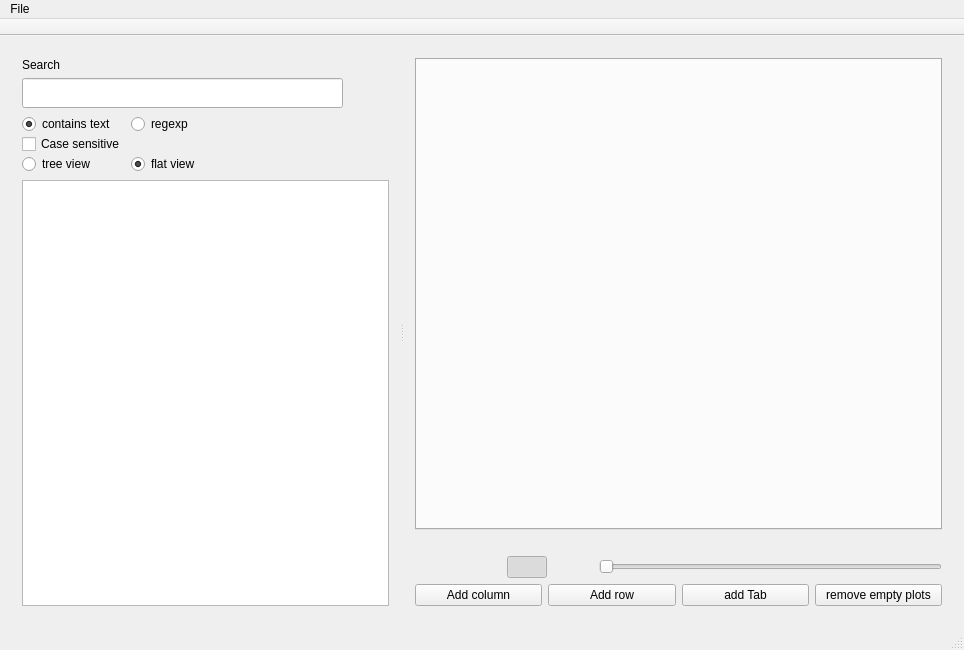
Qt form mainwindow.ui (ziparker/PlotJuggler) before a commit.
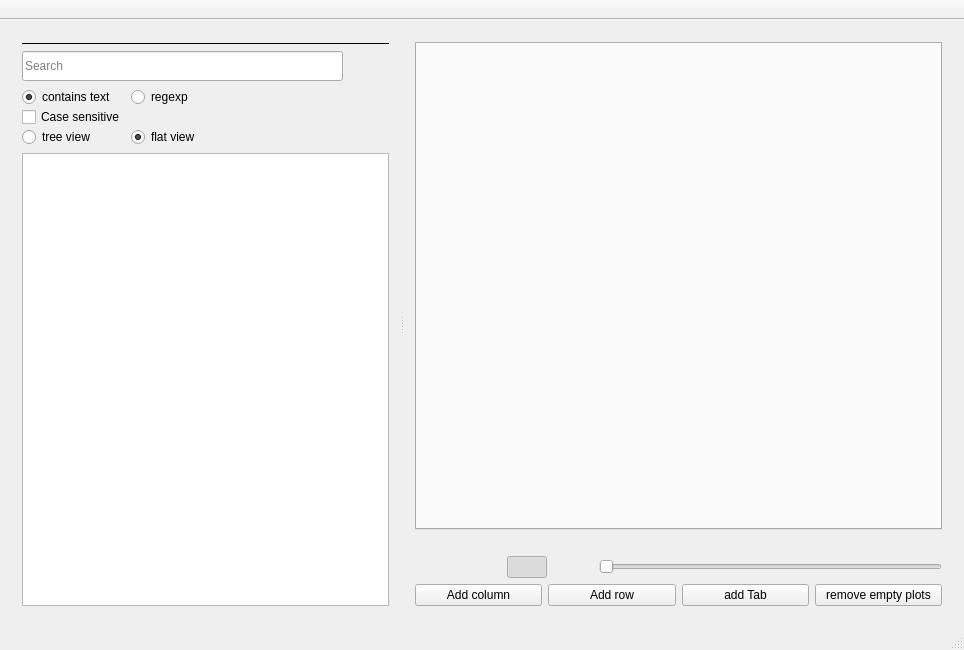
The same form after that commit. Icons and pictures are not drawn.

Commit message: move the file menu inside the window

```diff
--- a/mainwindow.ui
+++ b/mainwindow.ui
@@ -44,15 +44,15 @@
          <enum>QLayout::SetDefaultConstraint</enum>
         </property>
         <item>
-         <widget class="QLabel" name="label">
-          <property name="maximumSize">
-           <size>
-            <width>200</width>
-            <height>16777215</height>
-           </size>
+         <widget class="Line" name="line">
+          <property name="frameShadow">
+           <enum>QFrame::Plain</enum>
           </property>
-          <property name="text">
-           <string>Search</string>
+          <property name="lineWidth">
+           <number>1</number>
+          </property>
+          <property name="orientation">
+           <enum>Qt::Horizontal</enum>
           </property>
          </widget>
         </item>
@@ -72,6 +72,12 @@
               <height>16777215</height>
              </size>
             </property>
+            <property name="inputMask">
+             <string extracomment="Search"/>
+            </property>
+            <property name="placeholderText">
+             <string>Search</string>
+            </property>
             <property name="clearButtonEnabled">
              <bool>true</bool>
             </property>
@@ -512,33 +518,14 @@
     </item>
    </layout>
   </widget>
-  <widget class="QMenuBar" name="menuBar">
-   <property name="geometry">
-    <rect>
-     <x>0</x>
-     <y>0</y>
-     <width>964</width>
-     <height>25</height>
-    </rect>
-   </property>
-   <property name="defaultUp">
-    <bool>true</bool>
-   </property>
-   <property name="nativeMenuBar">
-    <bool>true</bool>
-   </property>
-   <widget class="QMenu" name="menuFile">
-    <property name="title">
-     <string>File</string>
-    </property>
-    <addaction name="actionLoadCSV"/>
-    <addaction name="separator"/>
-    <addaction name="actionLoad_layout"/>
-    <addaction name="actionSave_layout"/>
-   </widget>
-   <addaction name="menuFile"/>
-  </widget>
+  <widget class="QStatusBar" name="statusBar"/>
   <widget class="QToolBar" name="mainToolBar">
+   <property name="minimumSize">
+    <size>
+     <width>0</width>
+     <height>20</height>
+    </size>
+   </property>
    <property name="movable">
     <bool>false</bool>
    </property>
```
Left out of the diff: 1 changed line with no effect on the pictures. The commit also changes 1 other file.
